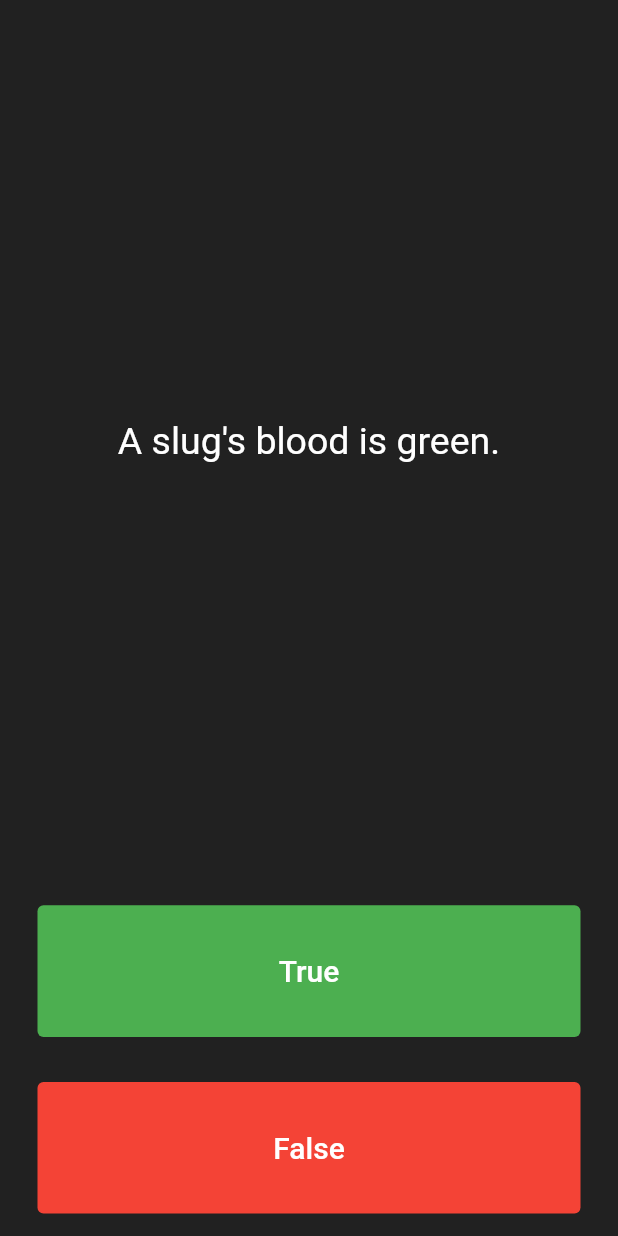
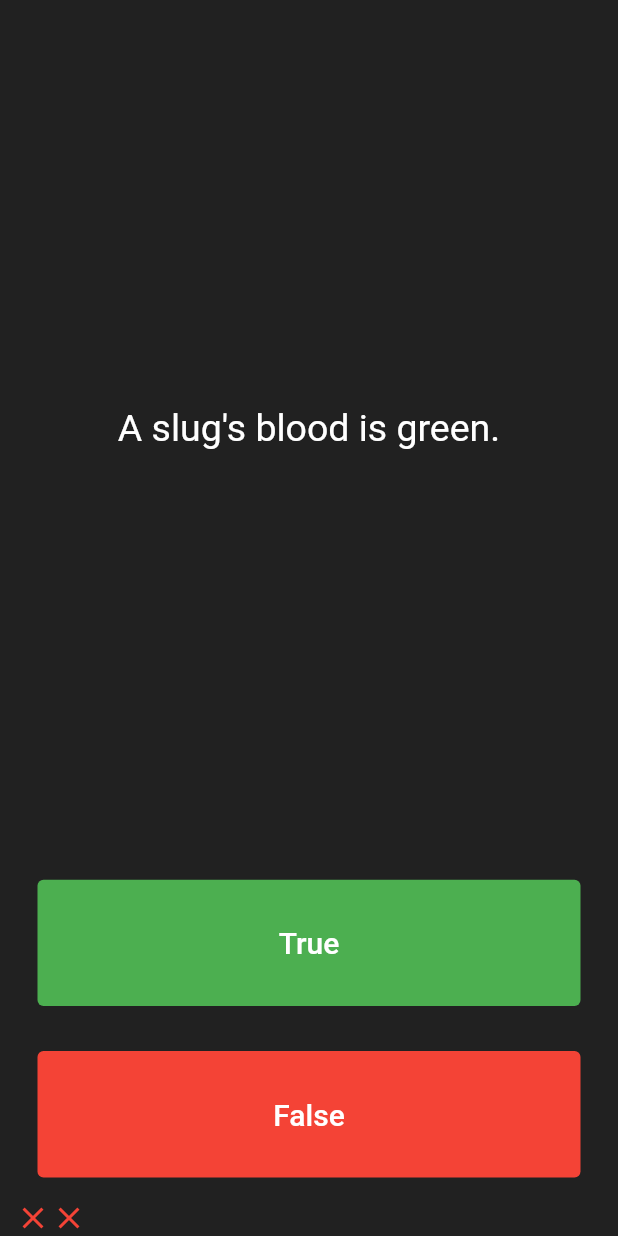
Before and after one commit to upasana-khatiwada/quizzlers_App, a Flutter app: the screen it shows after launch, after a tap on "True", after a tap on "False", on a phone screen of 412 x 824 dp. Run offline on Flutter 3.47's test engine with Material 2 defaults, Android fonts, the phone set to English and light mode, and no system bars; our stand-ins replace rflutter_alert.

Commit message:
use of constructor and oop in dart

```diff
--- a/quiz_app/lib/main.dart
+++ b/quiz_app/lib/main.dart
@@ -1,5 +1,9 @@
 import 'package:flutter/material.dart';
-import 'question.dart';
+import 'package:rflutter_alert/rflutter_alert.dart';
+import 'quiz_brain.dart';
+
+//creating an object for class
+QuizBrain quizBrain = QuizBrain();
 void main() {
   runApp(const Quizzler());
 }
@@ -32,7 +36,51 @@ class QuizPage extends StatefulWidget {
 }
 
 class _QuizPageState extends State<QuizPage> {
+  //this keeps the track of user answer is correct or not by showing correct icon for correct answer and close answer for wrong answer
   List<Icon> scoreKeeper = [];
+  void checkAnswer(bool userPickedAnswer) {
+    //gets the answer from the return value of getanswer
+    setState(() {
+      if(quizBrain.isFinished()==true){
+        //This is the code for the basic alert from the docs for rFlutter Alert:
+        //Alert(context: context, title: "RFLUTTER", desc: "Flutter is awesome.").show();
+
+          Alert(context: context, title: "Finished!", desc: "You have reached the end of the quiz.").show();
+
+          //reset the questionNumber,
+          quizBrain.reset();
+
+          //empty out the scoreKeeper.
+          scoreKeeper= [];
+
+      }
+    else{
+    bool correctAnswer = quizBrain.getCorrectAnswer();
+
+      //if the value matches with the answer pressed by the user
+    if (userPickedAnswer == correctAnswer) {
+      scoreKeeper.add(
+        const Icon(
+          Icons.check,
+          color: Colors.green,
+        ),
+      );
+    } else {
+      scoreKeeper.add(
+        const Icon(
+          Icons.close,
+          color: Colors.red,
+        ),
+      );
+    }
+    }
+
+      //after this it increment the question and change the state to next question
+      quizBrain.nextQuestion();
+    });
+  }
+  //we can use this method to store question and its corresponding answer in next list with same index value
+  //however it is not appropriate for long list so we create a separete class
 //  List<String> questions = [
 //     'You can lead  a cow downstairs but not upstairs.',
 //   'Approximately one quarter of human bones are in the feet.',
@@ -40,28 +88,24 @@ class _QuizPageState extends State<QuizPage> {
 //   ];
 //   List <bool> answers= [false,true,true];
 //  Question q1 = Question(q:'You can lead  a cow downstairs but not upstairs.', a:false);
-List <Question> questionBank = [Question(q:'You can lead  a cow downstairs but not upstairs.', a:false),
-Question(q: 'Approximately one quarter of human bones are in the feet.', a:true),
-Question(q:'A slug\'s blood is green.', a: true)];
 
-  int questionNumber = 0;
   @override
   Widget build(BuildContext context) {
     return Column(
       mainAxisAlignment: MainAxisAlignment.spaceBetween,
       crossAxisAlignment: CrossAxisAlignment.stretch,
       children: <Widget>[
-         Expanded(
+        Expanded(
           flex: 5,
           child: Padding(
-            padding: const  EdgeInsets.all(10.0),
+            padding: const EdgeInsets.all(10.0),
             child: Center(
               child: Text(
-               // 'This is where the question wil go.',
-               questionBank[questionNumber].questionText,
+                // 'This is where the question wil go.',
+                quizBrain.getQuestionText(),
 
                 textAlign: TextAlign.center,
-                style:const TextStyle(
+                style: const TextStyle(
                   fontSize: 25.0,
                   color: Colors.white,
                 ),
@@ -74,25 +118,8 @@ Question(q:'A slug\'s blood is green.', a: true)];
             padding: const EdgeInsets.all(15.0),
             child: TextButton(
               onPressed: () {
-                bool correctAnswer= questionBank[questionNumber].questionAnswer;
-                if(correctAnswer==true)
-                {
-                  const Icon(
-              Icons.check,
-              color: Colors.green,
-            );
-                }
-                else{
-                  const Icon(
-              Icons.close,
-              color: Colors.red,
-            );
-                }
-                setState(() {
-                   questionNumber++;
-                });
-
                 //the user picked true
+                checkAnswer(true);
                 // setState(() {
                 //   scoreKeeper.add(const Icon(Icons.check,color: Colors.green,),);
                 // });
@@ -115,23 +142,8 @@ Question(q:'A slug\'s blood is green.', a: true)];
             padding: const EdgeInsets.all(15.0),
             child: TextButton(
                 onPressed: () {
-                   bool correctAnswer= questionBank[questionNumber].questionAnswer;
-                  if(correctAnswer==false)
-                {
-                  const Icon(
-              Icons.check,
-              color: Colors.green,
-            );
-                }
-                else{
-                  const Icon(
-              Icons.close,
-              color: Colors.red,
-            );
-                }
-                setState(() {
-                   questionNumber++;
-                });
+                  //user picked false
+                  checkAnswer(false);
                 },
                 style: const ButtonStyle(
                   backgroundColor: MaterialStatePropertyAll(Colors.red),
@@ -143,8 +155,8 @@ Question(q:'A slug\'s blood is green.', a: true)];
           ),
         ),
         Row(
-           children:scoreKeeper,
-            //const <Widget>[
+          children: scoreKeeper,
+          //const <Widget>[
           //   Icon(
           //     Icons.check,
           //     color: Colors.green,
--- a/quiz_app/lib/question.dart
+++ b/quiz_app/lib/question.dart
@@ -1,9 +1,16 @@
-class Question  {
+// class Question {
+//   late String questionText;
+//   late bool questionAnswer;
+
+//   Question({required String q, required bool a}) {
+//     questionText = q;
+//     questionAnswer = a;
+//   }
+// }
+//way of defining constructor next way
+class Question{
   late String questionText;
-late bool questionAnswer ;
+  late bool questionAnswer;
 
-Question({required String q, required bool a}){
-  questionText = q;
-  questionAnswer = a;
+  Question( this.questionText, this.questionAnswer);
 }
-}
--- /dev/null
+++ b/quiz_app/lib/quiz_brain.dart
@@ -0,0 +1,62 @@
+import 'question.dart';
+
+class QuizBrain {
+  int _questionNumber = 0;
+  final List<Question> _questionBank = [
+    Question( 'You can lead  a cow downstairs but not upstairs.',  false),
+    Question(
+         'Approximately one quarter of human bones are in the feet.',
+         true),
+    Question( 'A slug\'s blood is green.',  true),
+    Question( 'Buzz Aldrin\'s mother\'s maiden name was "Mooon".',  true),
+    Question( 'It is illegal to pee in the ocean in Portugal.', true),
+    Question(
+         'No piece of square dry paper can be folded in half more than 7 times.',
+         false),
+    Question( 'Some cats are actually allergic to human.',    true),
+    Question(
+         'In London,UK,if you happen to die in the house of parliament,you are technically entitled to a state funeral, because the building is considered too sacred a place.',
+         false),
+    Question(
+          'The loudest sound produced by any animal is 188 decibels.That animal is the African Elephant.',
+           false),
+    Question(
+          'The total surface area of two human lungs is approximately 70 square meters.',
+           true),
+    Question(  'Google was originally called"Backrub"',    true),
+    Question(
+          'Chocolates affects a dog\'s heart and nervous system; a few ounces are enough to kill a small dog.',
+           true),
+    Question(
+          'In West Virginia, USA,if you accidentally hit an animal with your car, you are free to take it home to eat.',
+           true),
+  ];
+  void nextQuestion() {
+    if (_questionNumber < _questionBank.length - 1) {
+      _questionNumber++;
+    }
+
+    //_questionNumber=0;
+  }
+
+  String getQuestionText() {
+    return _questionBank[_questionNumber].questionText;
+  }
+
+//for question[0]>>>>>> it returns questionBank[0].questionAnswer i.e false
+  bool getCorrectAnswer() {
+    return _questionBank[_questionNumber].questionAnswer;
+  }
+ bool isFinished(){
+     if (_questionNumber >= _questionBank.length - 1)
+     {
+      return true;
+     }
+     else{
+      return false;
+     }
+  }
+  void reset() {
+    _questionNumber = 0;
+  }
+}
--- a/quiz_app/pubspec.yaml
+++ b/quiz_app/pubspec.yaml
@@ -35,6 +35,7 @@ dependencies:
   # The following adds the Cupertino Icons font to your application.
   # Use with the CupertinoIcons class for iOS style icons.
   cupertino_icons: ^1.0.2
+  rflutter_alert: ^2.0.4
 
 dev_dependencies:
   flutter_test:
```
Also changed, not shown: quiz_app/pubspec.lock.
